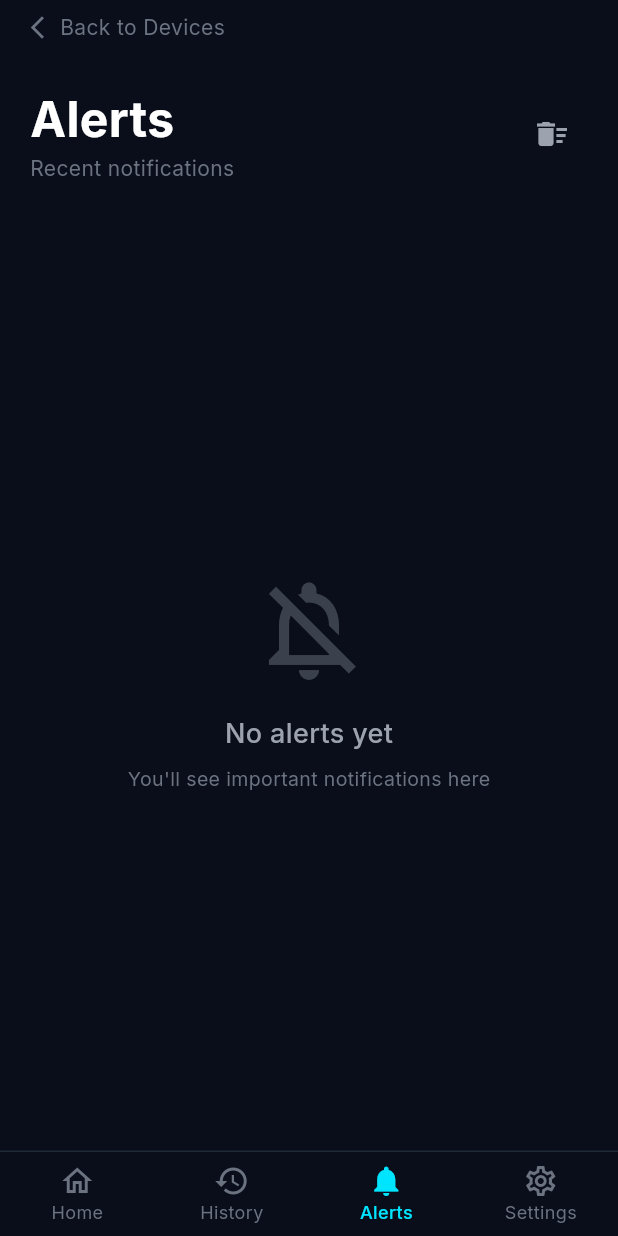
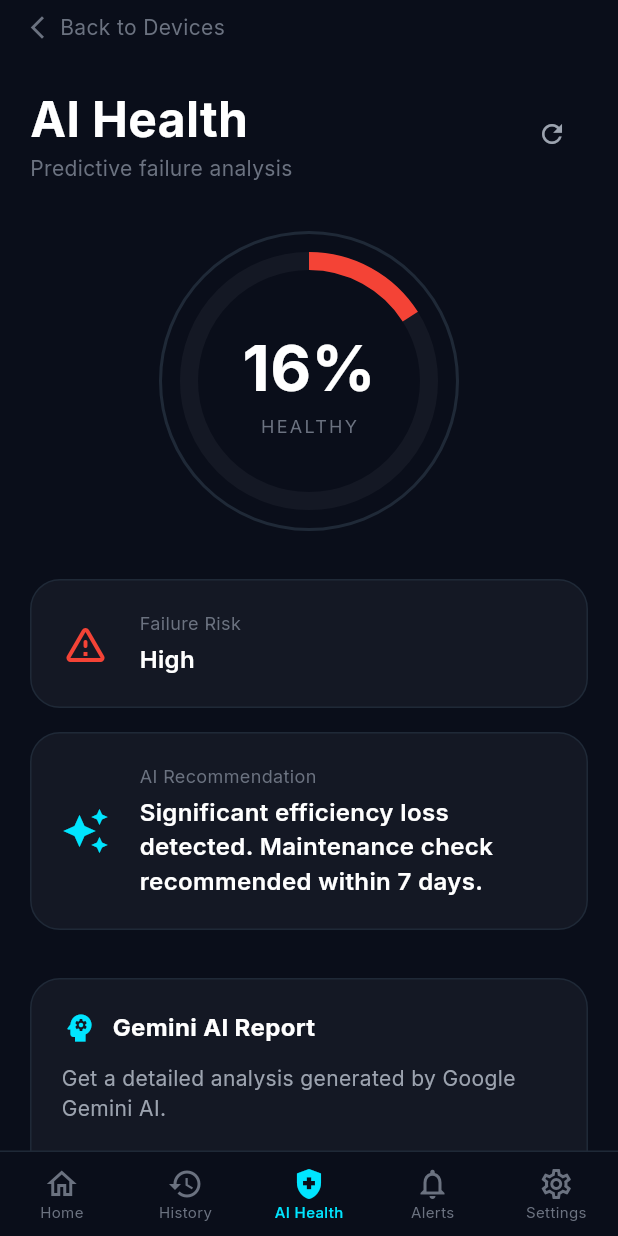
Before and after one commit to akshayakannan567-afk/FROSTIQ-, a Flutter app: the MainNavigation screen opened directly with empty values, item 3 of the bottom bar chosen, on a phone screen of 412 x 824 dp. Run offline on Flutter 3.47's test engine with Material 3 defaults, Android fonts, the phone set to English and light mode, and no system bars; our stand-ins replace app_links, firebase_auth, firebase_core, firebase_database, firebase_messaging, fl_chart and 3 more; missing offline and left inert: mobile_scanner; accounts and stored records are empty.

Commit message:
Feature: Hybrid Data Stitching and AI Health Dashboard by Vinay

```diff
--- /dev/null
+++ b/mobile_app/lib/screens/health_tab.dart
@@ -0,0 +1,242 @@
+import 'package:flutter/material.dart';
+import 'package:google_fonts/google_fonts.dart';
+import 'package:firebase_database/firebase_database.dart';
+import '../theme/colors.dart';
+import '../services/predictive_service.dart';
+
+class HealthTab extends StatefulWidget {
+  final String deviceId;
+  const HealthTab({super.key, required this.deviceId});
+
+  @override
+  State<HealthTab> createState() => _HealthTabState();
+}
+
+class _HealthTabState extends State<HealthTab> {
+  Map<String, dynamic>? analysis;
+  bool isAnalyzing = false;
+  bool isFetchingData = true;
+  String aiReport = "";
+
+  @override
+  void initState() {
+    super.initState();
+    _fetchAndAnalyze();
+  }
+
+  Future<void> _fetchAndAnalyze() async {
+    setState(() => isFetchingData = true);
+
+    try {
+      final ref = FirebaseDatabase.instance.ref("devices/${widget.deviceId}/history");
+      final snapshot = await ref.orderByKey().limitToLast(100).get();
+
+      final List<dynamic> realData = [];
+      if (snapshot.exists && snapshot.value != null) {
+        final rawData = Map<String, dynamic>.from(snapshot.value as Map);
+        realData.addAll(rawData.values);
+      }
+
+      // Stitch real data with demo data for a full 30-day view
+      final hybridData = PredictiveService.getHybridHistory(realData);
+
+      setState(() {
+        analysis = PredictiveService.analyzeHealth(hybridData);
+        isFetchingData = false;
+      });
+    } catch (e) {
+      // Fallback to pure demo if something goes wrong
+      final demoData = PredictiveService.generate30DayDemoData();
+      setState(() {
+        analysis = PredictiveService.analyzeHealth(demoData);
+        isFetchingData = false;
+      });
+    }
+  }
+
+  Future<void> _generateAIReport() async {
+    if (analysis == null) return;
+
+    setState(() {
+      isAnalyzing = true;
+    });
+
+    // Standard Gemini API Key starts with AIza...
+    const String geminiKey = "AIzaSyD-TEST-KEY-PLEASE-REPLACE";
+
+    final report = await PredictiveService.getAILongTermReport(geminiKey, analysis!);
+
+    setState(() {
+      aiReport = report;
+      isAnalyzing = false;
+    });
+  }
+
+  @override
+  Widget build(BuildContext context) {
+    if (isFetchingData || analysis == null) {
+      return const Center(child: CircularProgressIndicator(color: FrostiqColors.cyan));
+    }
+
+    final score = analysis!['score'] as int;
+    final color = score > 85 ? FrostiqColors.green : (score > 70 ? FrostiqColors.orange : FrostiqColors.red);
+
+    return SingleChildScrollView(
+      padding: const EdgeInsets.all(20),
+      child: Column(
+        crossAxisAlignment: CrossAxisAlignment.start,
+        children: [
+          Row(
+            mainAxisAlignment: MainAxisAlignment.spaceBetween,
+            children: [
+              Column(
+                crossAxisAlignment: CrossAxisAlignment.start,
+                children: [
+                  Text('AI Health',
+                      style: GoogleFonts.inter(color: Colors.white, fontSize: 32, fontWeight: FontWeight.bold)),
+                  Text('Predictive failure analysis',
+                      style: GoogleFonts.inter(color: FrostiqColors.textMuted, fontSize: 14)),
+                ],
+              ),
+              IconButton(
+                icon: const Icon(Icons.refresh, color: FrostiqColors.textSecondary, size: 20),
+                onPressed: _fetchAndAnalyze,
+              ),
+            ],
+          ),
+          const SizedBox(height: 32),
+
+          // Health Score Gauge
+          Center(
+            child: Container(
+              width: 200,
+              height: 200,
+              padding: const EdgeInsets.all(10),
+              decoration: BoxDecoration(
+                shape: BoxShape.circle,
+                border: Border.all(color: FrostiqColors.border, width: 2),
+              ),
+              child: Stack(
+                alignment: Alignment.center,
+                children: [
+                  SizedBox(
+                    width: 160,
+                    height: 160,
+                    child: CircularProgressIndicator(
+                      value: score / 100,
+                      strokeWidth: 12,
+                      backgroundColor: FrostiqColors.cardBackground,
+                      valueColor: AlwaysStoppedAnimation<Color>(color),
+                    ),
+                  ),
+                  Column(
+                    mainAxisSize: MainAxisSize.min,
+                    children: [
+                      Text('$score%',
+                        style: GoogleFonts.inter(fontSize: 42, fontWeight: FontWeight.bold, color: Colors.white)),
+                      Text('HEALTHY',
+                        style: GoogleFonts.inter(fontSize: 12, letterSpacing: 1.5, color: FrostiqColors.textMuted)),
+                    ],
+                  ),
+                ],
+              ),
+            ),
+          ),
+          const SizedBox(height: 32),
+
+          // Risk Card
+          _infoCard(
+            title: 'Failure Risk',
+            value: analysis!['risk'],
+            icon: Icons.warning_amber_rounded,
+            color: color,
+          ),
+          const SizedBox(height: 16),
+
+          // Recommendation Card
+          _infoCard(
+            title: 'AI Recommendation',
+            value: analysis!['recommendation'],
+            icon: Icons.auto_awesome,
+            color: FrostiqColors.cyan,
+          ),
+          const SizedBox(height: 32),
+
+          // Gemini Report Section
+          Container(
+            padding: const EdgeInsets.all(20),
+            decoration: BoxDecoration(
+              color: FrostiqColors.cardBackground,
+              borderRadius: BorderRadius.circular(20),
+              border: Border.all(color: FrostiqColors.border),
+            ),
+            child: Column(
+              crossAxisAlignment: CrossAxisAlignment.start,
+              children: [
+                Row(
+                  children: [
+                    const Icon(Icons.psychology, color: FrostiqColors.cyan),
+                    const SizedBox(width: 10),
+                    Text('Gemini AI Report',
+                      style: GoogleFonts.inter(color: Colors.white, fontSize: 16, fontWeight: FontWeight.bold)),
+                  ],
+                ),
+                const SizedBox(height: 12),
+                if (aiReport.isEmpty)
+                  Text('Get a detailed analysis generated by Google Gemini AI.',
+                    style: GoogleFonts.inter(color: FrostiqColors.textSecondary, fontSize: 14))
+                else
+                  Text(aiReport,
+                    style: GoogleFonts.inter(color: Colors.white, fontSize: 14, height: 1.5)),
+                const SizedBox(height: 20),
+                SizedBox(
+                  width: double.infinity,
+                  child: ElevatedButton.icon(
+                    onPressed: isAnalyzing ? null : _generateAIReport,
+                    icon: isAnalyzing
+                      ? const SizedBox(width: 18, height: 18, child: CircularProgressIndicator(strokeWidth: 2, color: Colors.black))
+                      : const Icon(Icons.bolt),
+                    label: Text(isAnalyzing ? 'Analyzing...' : 'Generate AI Report'),
+                    style: ElevatedButton.styleFrom(
+                      backgroundColor: FrostiqColors.cyan,
+                      foregroundColor: Colors.black,
+                      shape: RoundedRectangleBorder(borderRadius: BorderRadius.circular(12)),
+                    ),
+                  ),
+                ),
+              ],
+            ),
+          ),
+          const SizedBox(height: 32),
+        ],
+      ),
+    );
+  }
+
+  Widget _infoCard({required String title, required String value, required IconData icon, required Color color}) {
+    return Container(
+      padding: const EdgeInsets.all(20),
+      decoration: BoxDecoration(
+        color: FrostiqColors.cardBackground,
+        borderRadius: BorderRadius.circular(20),
+        border: Border.all(color: FrostiqColors.border),
+      ),
+      child: Row(
+        children: [
+          Icon(icon, color: color, size: 32),
+          const SizedBox(width: 20),
+          Expanded(
+            child: Column(
+              crossAxisAlignment: CrossAxisAlignment.start,
+              children: [
+                Text(title, style: GoogleFonts.inter(color: FrostiqColors.textMuted, fontSize: 12)),
+                const SizedBox(height: 4),
+                Text(value, style: GoogleFonts.inter(color: Colors.white, fontSize: 16, fontWeight: FontWeight.w600)),
+              ],
+            ),
+          ),
+        ],
+      ),
+    );
+  }
+}
--- a/mobile_app/lib/screens/history_tab.dart
+++ b/mobile_app/lib/screens/history_tab.dart
@@ -4,6 +4,7 @@ import 'package:fl_chart/fl_chart.dart';
 import 'package:google_fonts/google_fonts.dart';
 import '../theme/colors.dart';
 import '../widgets/shimmer_loading.dart';
+import '../services/predictive_service.dart';
 
 class HistoryTab extends StatefulWidget {
   final String deviceId;
@@ -23,6 +24,7 @@ class HistoryTabState extends State<HistoryTab> {
 
   bool isLoading = true;
   bool hasError = false;
+  bool isHybridData = false;
   String errorMessage = '';
 
   @override
@@ -35,24 +37,40 @@ class HistoryTabState extends State<HistoryTab> {
     setState(() {
       isLoading = true;
       hasError = false;
+      isHybridData = false;
     });
 
     try {
       final ref = FirebaseDatabase.instance.ref("devices/${widget.deviceId}/history");
       final snapshot = await ref.orderByKey().limitToLast(500).get();
 
-      if (!snapshot.exists) {
+      final List<dynamic> entries = [];
+      if (snapshot.exists && snapshot.value != null) {
+        final rawData = Map<String, dynamic>.from(snapshot.value as Map);
+        entries.addAll(rawData.values);
+      }
+
+      // Use Hybrid Data (Merge real with demo)
+      final hybridData = PredictiveService.getHybridHistory(entries);
+      _processRawEntries(hybridData);
+
       setState(() {
-          hasError = true;
-          errorMessage = 'No historical data available yet.';
+        // If we merged demo data, mark it as hybrid
+        isHybridData = true;
         isLoading = false;
       });
-        return;
+    } catch (e) {
+      // FALLBACK ON ERROR
+      final demoData = PredictiveService.generate30DayDemoData();
+      _processRawEntries(demoData);
+      setState(() {
+        isHybridData = true;
+        isLoading = false;
+      });
+    }
   }
 
-      final rawData = Map<String, dynamic>.from(snapshot.value as Map);
-      final entries = rawData.values.toList();
-
+  void _processRawEntries(List<dynamic> entries) {
     // Sort by timestamp
     entries.sort((a, b) => (a['timestamp'] ?? 0).compareTo(b['timestamp'] ?? 0));
 
@@ -116,19 +134,9 @@ class HistoryTabState extends State<HistoryTab> {
       index++;
     });
 
-      setState(() {
     tempHistory = tempSpots;
     powerHistory = powerSpots;
     xLabels = labels;
-        isLoading = false;
-      });
-    } catch (e) {
-      setState(() {
-        hasError = true;
-        errorMessage = 'Failed to load history data.';
-        isLoading = false;
-      });
-    }
   }
 
   void onRangeChanged(String newRange) {
@@ -146,10 +154,38 @@ class HistoryTabState extends State<HistoryTab> {
       child: Column(
         crossAxisAlignment: CrossAxisAlignment.start,
         children: [
+          Row(
+            mainAxisAlignment: MainAxisAlignment.spaceBetween,
+            children: [
+              Column(
+                crossAxisAlignment: CrossAxisAlignment.start,
+                children: [
                   Text('History',
                       style: GoogleFonts.inter(color: Colors.white, fontSize: 32, fontWeight: FontWeight.bold)),
                   Text('Past performance data',
                       style: GoogleFonts.inter(color: FrostiqColors.textMuted, fontSize: 14)),
+                ],
+              ),
+              if (isHybridData)
+                Container(
+                  padding: const EdgeInsets.symmetric(horizontal: 12, vertical: 6),
+                  decoration: BoxDecoration(
+                    color: FrostiqColors.cyan.withValues(alpha: 0.1),
+                    borderRadius: BorderRadius.circular(20),
+                    border: Border.all(color: FrostiqColors.cyan.withValues(alpha: 0.3)),
+                  ),
+                  child: Text(
+                    'HYBRID DATA',
+                    style: GoogleFonts.inter(
+                      color: FrostiqColors.cyan,
+                      fontSize: 10,
+                      fontWeight: FontWeight.bold,
+                      letterSpacing: 1,
+                    ),
+                  ),
+                ),
+            ],
+          ),
           const SizedBox(height: 24),
 
           // Time Range Selector
--- a/mobile_app/lib/screens/main_navigation.dart
+++ b/mobile_app/lib/screens/main_navigation.dart
@@ -4,6 +4,7 @@ import '../theme/colors.dart';
 import '../services/alert_monitor.dart';
 import 'home_tab.dart';
 import 'history_tab.dart';
+import 'health_tab.dart';
 import 'alerts_tab.dart';
 import 'settings_tab.dart';
 
@@ -46,6 +47,7 @@ class MainNavigationState extends State<MainNavigation> {
     final tabs = [
       HomeTab(deviceId: widget.deviceId, deviceName: widget.deviceName),
       HistoryTab(deviceId: widget.deviceId),
+      HealthTab(deviceId: widget.deviceId),
       AlertsTab(deviceId: widget.deviceId),
       SettingsTab(deviceId: widget.deviceId, deviceName: widget.deviceName),
     ];
@@ -66,7 +68,7 @@ class MainNavigationState extends State<MainNavigation> {
                     },
                     child: Row(
                       children: [
-                        Icon(Icons.arrow_back_ios_new,
+                        const Icon(Icons.arrow_back_ios_new,
                             color: FrostiqColors.textMuted, size: 18),
                         const SizedBox(width: 6),
                         Text(
@@ -103,11 +105,12 @@ class MainNavigationState extends State<MainNavigation> {
           type: BottomNavigationBarType.fixed,
           selectedItemColor: FrostiqColors.cyan,
           unselectedItemColor: FrostiqColors.textMuted,
-          selectedLabelStyle: GoogleFonts.inter(fontSize: 12, fontWeight: FontWeight.w500),
-          unselectedLabelStyle: GoogleFonts.inter(fontSize: 12),
+          selectedLabelStyle: GoogleFonts.inter(fontSize: 10, fontWeight: FontWeight.w500),
+          unselectedLabelStyle: GoogleFonts.inter(fontSize: 10),
           items: const [
             BottomNavigationBarItem(icon: Icon(Icons.home_outlined), activeIcon: Icon(Icons.home), label: 'Home'),
             BottomNavigationBarItem(icon: Icon(Icons.history), label: 'History'),
+            BottomNavigationBarItem(icon: Icon(Icons.health_and_safety_outlined), activeIcon: Icon(Icons.health_and_safety), label: 'AI Health'),
             BottomNavigationBarItem(icon: Icon(Icons.notifications_outlined), activeIcon: Icon(Icons.notifications), label: 'Alerts'),
             BottomNavigationBarItem(icon: Icon(Icons.settings_outlined), activeIcon: Icon(Icons.settings), label: 'Settings'),
           ],
--- /dev/null
+++ b/mobile_app/lib/services/predictive_service.dart
@@ -0,0 +1,145 @@
+import 'dart:math';
+import 'package:google_generative_ai/google_generative_ai.dart';
+
+class PredictiveService {
+  // Demo Data Model
+  static List<Map<String, dynamic>> generate30DayDemoData({DateTime? until}) {
+    final List<Map<String, dynamic>> data = [];
+    final end = until ?? DateTime.now();
+    final random = Random();
+
+    for (int i = 0; i < 30; i++) {
+      final date = end.subtract(Duration(days: 30 - i));
+      // Simulate a degrading refrigerator:
+      // Temp starts at 4.0 and rises to 6.5
+      // Power starts at 120W and rises to 180W
+      double avgTemp = 4.0 + (i * 0.08) + (random.nextDouble() * 0.5);
+      double avgPower = 120.0 + (i * 2.0) + (random.nextDouble() * 10);
+
+      data.add({
+        'timestamp': date.millisecondsSinceEpoch,
+        'temp': avgTemp,
+        'power': avgPower,
+        'door_open_count': 5 + random.nextInt(5),
+        'gas_avg': 200 + random.nextInt(100),
+      });
+    }
+    return data;
+  }
+
+  /// Merges real historical data with demo data to ensure a full 30-day view.
+  static List<Map<String, dynamic>> getHybridHistory(List<dynamic> realData) {
+    if (realData.isEmpty) return generate30DayDemoData();
+
+    // Sort real data by timestamp
+    final List<Map<String, dynamic>> sortedReal = realData
+        .map((e) => Map<String, dynamic>.from(e as Map))
+        .toList()
+      ..sort((a, b) => (a['timestamp'] ?? 0).compareTo(b['timestamp'] ?? 0));
+
+    final firstRealTimestamp = sortedReal.first['timestamp'] as int;
+    final firstRealDate = DateTime.fromMillisecondsSinceEpoch(firstRealTimestamp);
+
+    final now = DateTime.now();
+    final totalDaysCoveredByReal = now.difference(firstRealDate).inDays;
+
+    if (totalDaysCoveredByReal >= 30) {
+      return sortedReal;
+    }
+
+    // Generate demo data up until the first real data point
+    final daysToFill = 30 - totalDaysCoveredByReal;
+    final List<Map<String, dynamic>> demoToFill = [];
+    final random = Random();
+
+    for (int i = 0; i < daysToFill; i++) {
+      final date = firstRealDate.subtract(Duration(days: daysToFill - i));
+
+      // Keep it healthy in the past
+      double avgTemp = 3.8 + (random.nextDouble() * 0.4);
+      double avgPower = 115.0 + (random.nextDouble() * 8);
+
+      demoToFill.add({
+        'timestamp': date.millisecondsSinceEpoch,
+        'temp': avgTemp,
+        'power': avgPower,
+        'door_open_count': 4 + random.nextInt(3),
+        'gas_avg': 180 + random.nextInt(50),
+      });
+    }
+
+    return [...demoToFill, ...sortedReal];
+  }
+
+  // Heuristic Analysis
+  static Map<String, dynamic> analyzeHealth(List<Map<String, dynamic>> data) {
+    if (data.isEmpty) return {'score': 100, 'status': 'Healthy'};
+
+    final start = data.first;
+    final end = data.last;
+
+    double tempIncrease = ((end['temp'] - start['temp']) / start['temp']) * 100;
+    double powerIncrease = ((end['power'] - start['power']) / start['power']) * 100;
+
+    // Average door activity
+    double avgDoorOpenings = data.map((e) => e['door_open_count'] as int).reduce((a, b) => a + b) / data.length;
+    double avgGas = data.map((e) => e['gas_avg'] as int).reduce((a, b) => a + b) / data.length;
+
+    double healthScore = 100 - (tempIncrease + (powerIncrease / 2));
+    if (avgDoorOpenings > 10) healthScore -= 5; // Excessive usage penalty
+    healthScore = healthScore.clamp(0, 100);
+
+    String recommendation = "System is performing within normal parameters.";
+    String risk = "Low";
+
+    if (healthScore < 85) {
+      risk = "Moderate";
+      recommendation = "Compressor efficiency is dropping. Consider cleaning the condenser coils.";
+    }
+    if (healthScore < 70) {
+      risk = "High";
+      recommendation = "Significant efficiency loss detected. Maintenance check recommended within 7 days.";
+    }
+
+    return {
+      'score': healthScore.toInt(),
+      'risk': risk,
+      'recommendation': recommendation,
+      'temp_trend': tempIncrease > 0 ? "Increasing" : "Stable",
+      'power_trend': powerIncrease > 0 ? "Increasing" : "Stable",
+      'avg_door_activity': avgDoorOpenings.toStringAsFixed(1),
+      'avg_air_quality': avgGas.toStringAsFixed(0),
+    };
+  }
+
+  // Google Gemini AI Integration
+  static Future<String> getAILongTermReport(String apiKey, Map<String, dynamic> analysis) async {
+    try {
+      final model = GenerativeModel(model: 'gemini-1.5-flash', apiKey: apiKey);
+
+      final prompt = """
+        ROLE: Act as a Master Refrigerator Service Technician with 20 years of experience.
+        TASK: Provide a technical yet easy-to-understand health report for a consumer refrigerator based on the following diagnostic data.
+
+        DIAGNOSTIC DATA:
+        - System Health Score: ${analysis['score']}/100
+        - Failure Risk Assessment: ${analysis['risk']}
+        - Temperature Trend: ${analysis['temp_trend']} (Last 30 days)
+        - Power Consumption: ${analysis['power_trend']} (Last 30 days)
+        - Door Activity: ${analysis['avg_door_activity']} openings per day (average)
+        - Internal Air Quality: ${analysis['avg_air_quality']} units (gas levels)
+
+        INSTRUCTIONS:
+        1. Explain what these trends mean for the appliance's lifespan.
+        2. Identify the most likely culprit (e.g., dirty coils, failing seal, or compressor wear).
+        3. Provide exactly two actionable steps: one for the user (DIY) and one for a professional.
+        4. Keep the tone professional, reassuring, and concise.
+      """;
+
+      final response = await model.generateContent([Content.text(prompt)]);
+      return response.text ?? "Unable to generate AI report.";
+    } catch (e) {
+      return "AI analysis unavailable. ${analysis['recommendation']}";
+    }
+  }
+}
--- a/mobile_app/pubspec.yaml
+++ b/mobile_app/pubspec.yaml
@@ -21,6 +21,7 @@ dependencies:
   intl: ^0.19.0
   shared_preferences: ^2.2.2
   app_links: ^6.1.1   # For handling deep links (frostiq://)
+  google_generative_ai: ^0.4.5 # For Gemini AI analysis
 
 flutter:
   uses-material-design: true
```
Also changed, not shown: mobile_app/pubspec.lock, 1 other file. Lines whose indentation alone changed are shown as unchanged.
